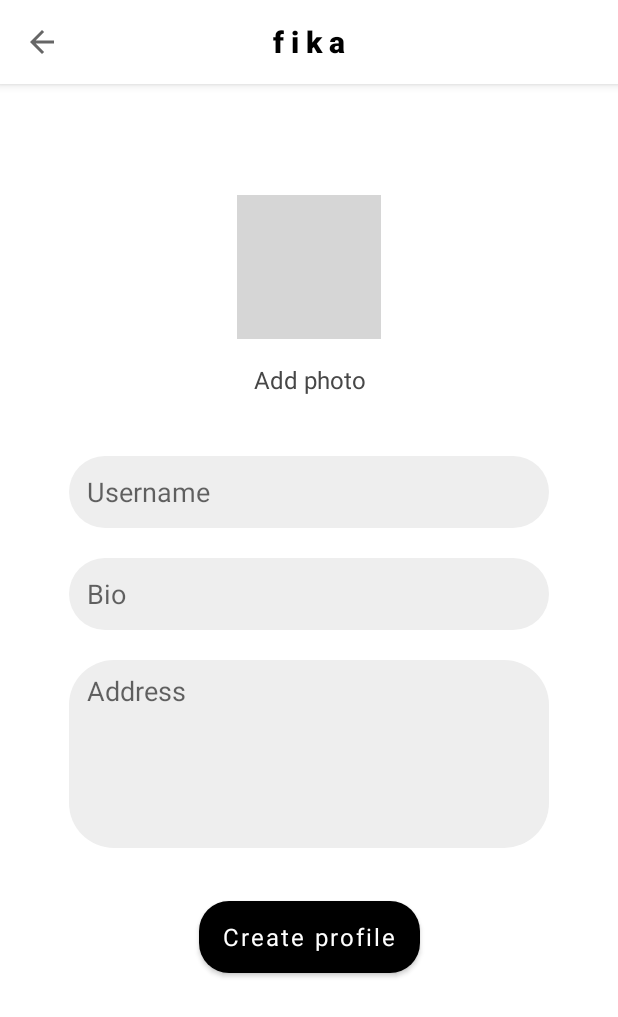
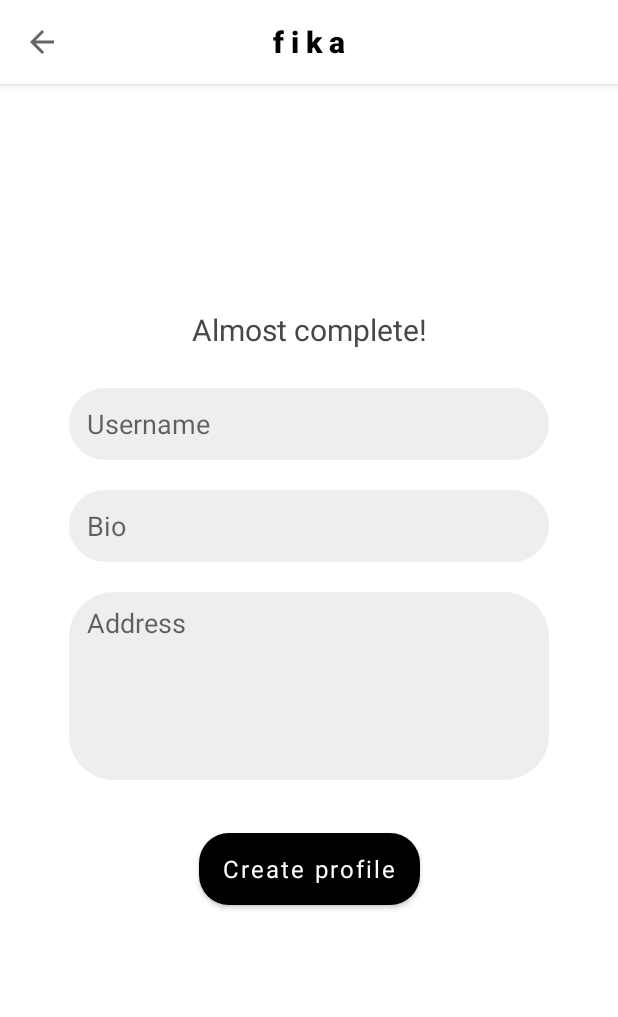
Before and after one commit to FrancesGrant/FikaBuild, an Android app: the ProfileCreation screen opened directly, with no data from a screen before it, on a phone screen of 412 x 824 dp. Shown: the top 1017 px of the screen. Run offline under Robolectric (Android 15) with nearby library versions, the phone set to English and light mode, and no system bars; our stand-ins replace Firebase (no records; nobody signed in at launch, a user with empty details on screens opened directly); grey boxes are pictures that could not be loaded.

```diff
--- a/app/src/main/AndroidManifest.xml
+++ b/app/src/main/AndroidManifest.xml
@@ -5,6 +5,7 @@
 
     <uses-permission android:name="android.permission.RECEIVE_SMS" />
     <uses-permission android:name="android.permission.INTERNET" />
+    <uses-permission android:name="android.permission.READ_EXTERNAL_STORAGE" />
 
 
     <application
--- a/app/src/main/res/layout/activity_profile_creation.xml
+++ b/app/src/main/res/layout/activity_profile_creation.xml
@@ -30,38 +30,29 @@
 
     </androidx.appcompat.widget.Toolbar>
 
-    <ImageView
-        android:id="@+id/imageViewProfilePicture"
-        android:layout_width="wrap_content"
-        android:layout_height="wrap_content"
-        android:layout_marginTop="130sp"
-        app:layout_constraintEnd_toEndOf="parent"
-        app:layout_constraintHorizontal_bias="0.5"
-        app:layout_constraintStart_toStartOf="parent"
-        app:layout_constraintTop_toTopOf="parent"
-        app:srcCompat="@drawable/profile_placeholder" />
 
     <TextView
         android:id="@+id/textViewAddPhoto"
         android:layout_width="wrap_content"
         android:layout_height="wrap_content"
-        android:layout_marginTop="16dp"
+        android:layout_margin="150sp"
         android:paddingStart="60dp"
         android:paddingEnd="60dp"
-        android:text="Add photo"
+        android:text="Almost complete!"
         android:textAlignment="center"
         android:textColor="#474747"
-        android:textSize="16sp"
+        android:fontFamily="sans-serif"
+        android:textSize="20sp"
         app:layout_constraintEnd_toEndOf="parent"
         app:layout_constraintHorizontal_bias="0.5"
         app:layout_constraintStart_toStartOf="parent"
-        app:layout_constraintTop_toBottomOf="@+id/imageViewProfilePicture" />
+        app:layout_constraintTop_toBottomOf="@+id/customActionBar" />
 
     <EditText
         android:id="@+id/editTextUsername"
         android:layout_width="320dp"
         android:layout_height="48dp"
-        android:layout_marginTop="40sp"
+        android:layout_marginTop="25sp"
         android:background="@drawable/round_corner_text_input"
         android:ems="10"
         android:hint="Username"
```
Also changed, not shown: app/build.gradle (+8 -0 lines), app/src/main/java/com/example/fikabuild/LogIn.kt (+66 -4 lines), app/src/main/java/com/example/fikabuild/ProfileCreation.kt (+20 -9 lines).
